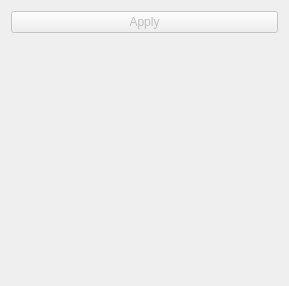
The window that Autoelectrodes/Resources/UI/Autoelectrodes.ui (justomont/SlicerSEEGRecon) describes before a commit, drawn with Qt 5.
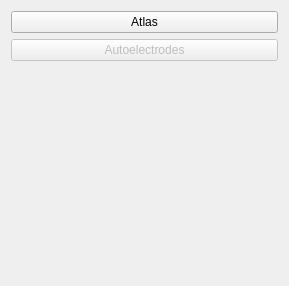
The same window after the commit. Custom widgets are drawn as their Qt base class.

Patch:
```diff
--- a/Autoelectrodes/Resources/UI/Autoelectrodes.ui
+++ b/Autoelectrodes/Resources/UI/Autoelectrodes.ui
@@ -11,6 +11,13 @@
    </rect>
   </property>
   <layout class="QVBoxLayout" name="verticalLayout">
+   <item>
+    <widget class="QPushButton" name="pushButton">
+     <property name="text">
+      <string>Atlas</string>
+     </property>
+    </widget>
+   </item>
    <item>
     <widget class="QPushButton" name="applyButton">
      <property name="enabled">
@@ -20,7 +27,7 @@
       <string>Run the algorithm.</string>
      </property>
      <property name="text">
-      <string>Apply</string>
+      <string>Autoelectrodes</string>
      </property>
     </widget>
    </item>
```
